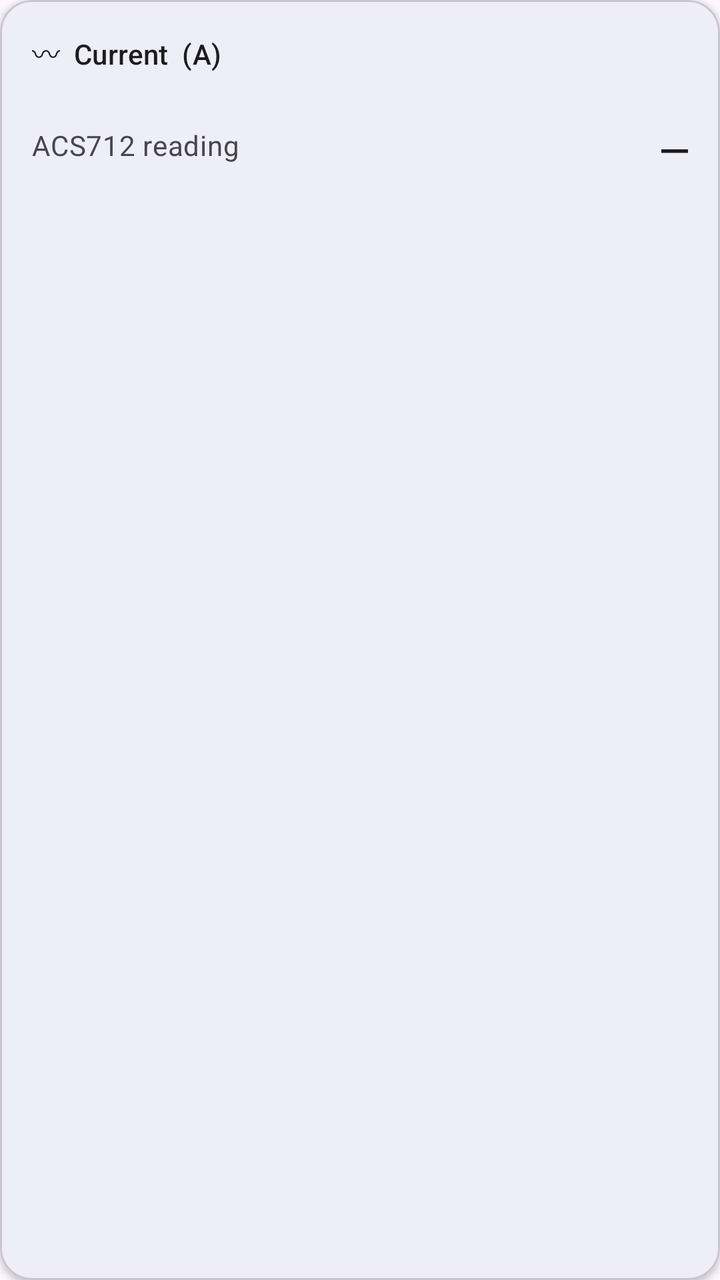
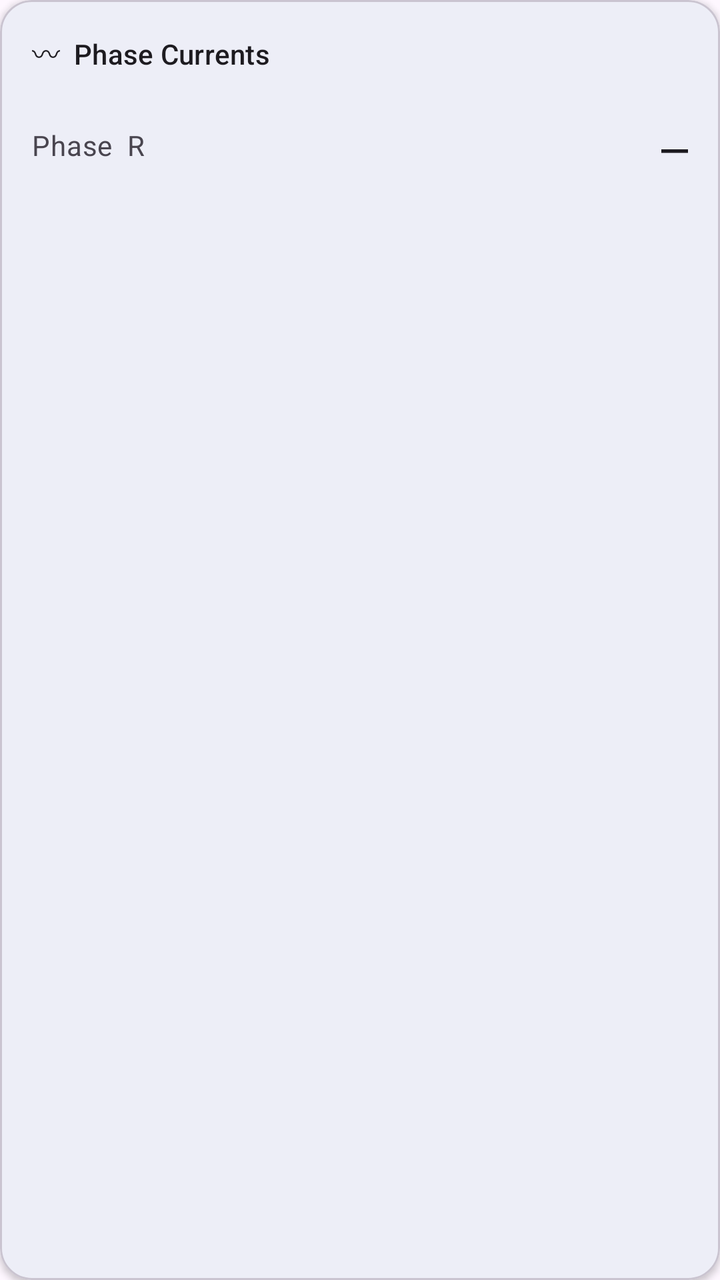

Screens rendered from an Android XML layout before and after an edit, with the pre-edit source and the edit as a unified diff.
<!-- AndroidManifest.xml: application theme Theme.MotorDrive -->
<!-- res/layout/module_current.xml -->
<?xml version="1.0" encoding="utf-8"?>
<com.google.android.material.card.MaterialCardView
    xmlns:android="http://schemas.android.com/apk/res/android"
    xmlns:app="http://schemas.android.com/apk/res-auto"
    android:layout_width="match_parent"
    android:layout_height="wrap_content"
    app:cardElevation="2dp"
    app:cardCornerRadius="16dp">

    <LinearLayout
        android:layout_width="match_parent"
        android:layout_height="wrap_content"
        android:orientation="vertical"
        android:padding="16dp">

        <TextView
            android:layout_width="match_parent"
            android:layout_height="wrap_content"
            android:text="〰  Current  (A)"
            android:textAppearance="?attr/textAppearanceTitleSmall"
            android:textColor="?attr/colorOnSurface"
            android:layout_marginBottom="12dp" />

        <LinearLayout
            android:layout_width="match_parent"
            android:layout_height="48dp"
            android:orientation="horizontal"
            android:gravity="center_vertical">

            <TextView
                android:layout_width="0dp"
                android:layout_height="wrap_content"
                android:layout_weight="1"
                android:text="ACS712 reading"
                android:textAppearance="?attr/textAppearanceBodyMedium"
                android:textColor="?attr/colorOnSurfaceVariant" />

            <TextView
                android:id="@+id/valueCurrentA"
                android:layout_width="wrap_content"
                android:layout_height="wrap_content"
                android:text="—"
                android:textAppearance="?attr/textAppearanceTitleLarge"
                android:fontFamily="monospace" />

        </LinearLayout>

    </LinearLayout>
</com.google.android.material.card.MaterialCardView>
<!-- resources referenced by this layout -->
<resources>
  <style name="Theme.MotorDrive" parent="Theme.Material3.DayNight.NoActionBar">
          <item name="colorPrimary">@color/md_theme_seed</item>
          <item name="colorOnPrimary">#FFFFFF</item>
          <item name="colorPrimaryContainer">#CBE9ED</item>
          <item name="colorOnPrimaryContainer">#001F26</item>
          <item name="colorSecondary">#1A3A5C</item>
          <item name="colorOnSecondary">#FFFFFF</item>
          
          <item name="android:statusBarColor">@android:color/transparent</item>
          <item name="android:navigationBarColor">?attr/colorSurface</item>
          <item name="android:windowLightStatusBar">false</item>
      </style>
  <color name="md_theme_seed">#1B7F8E</color>
</resources>

<!-- the commit's change to res/layout/module_current.xml (unified diff, before → after) -->
@@ -16,7 +16,7 @@
         <TextView
             android:layout_width="match_parent"
             android:layout_height="wrap_content"
-            android:text="〰  Current  (A)"
+            android:text="〰  Phase Currents"
             android:textAppearance="?attr/textAppearanceTitleSmall"
             android:textColor="?attr/colorOnSurface"
             android:layout_marginBottom="12dp" />
@@ -31,7 +31,7 @@
                 android:layout_width="0dp"
                 android:layout_height="wrap_content"
                 android:layout_weight="1"
-                android:text="ACS712 reading"
+                android:text="Phase  R"
                 android:textAppearance="?attr/textAppearanceBodyMedium"
                 android:textColor="?attr/colorOnSurfaceVariant" />
 
@@ -42,8 +42,6 @@
                 android:text="—"
                 android:textAppearance="?attr/textAppearanceTitleLarge"
                 android:fontFamily="monospace" />
-
         </LinearLayout>
-
     </LinearLayout>
 </com.google.android.material.card.MaterialCardView>
